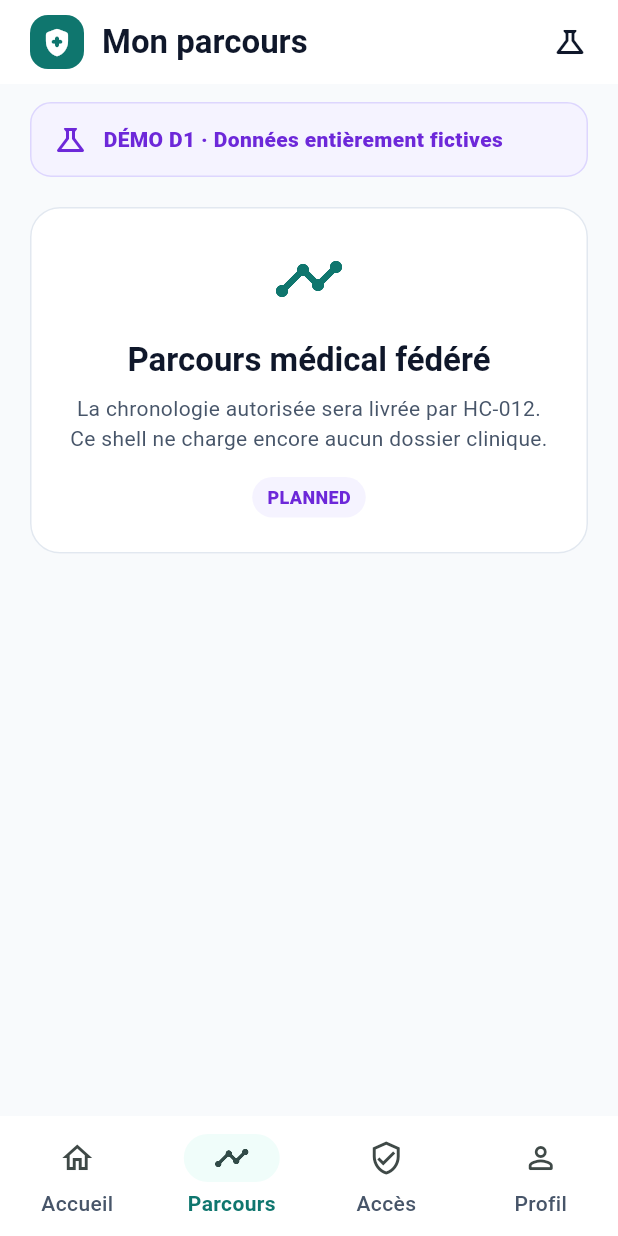
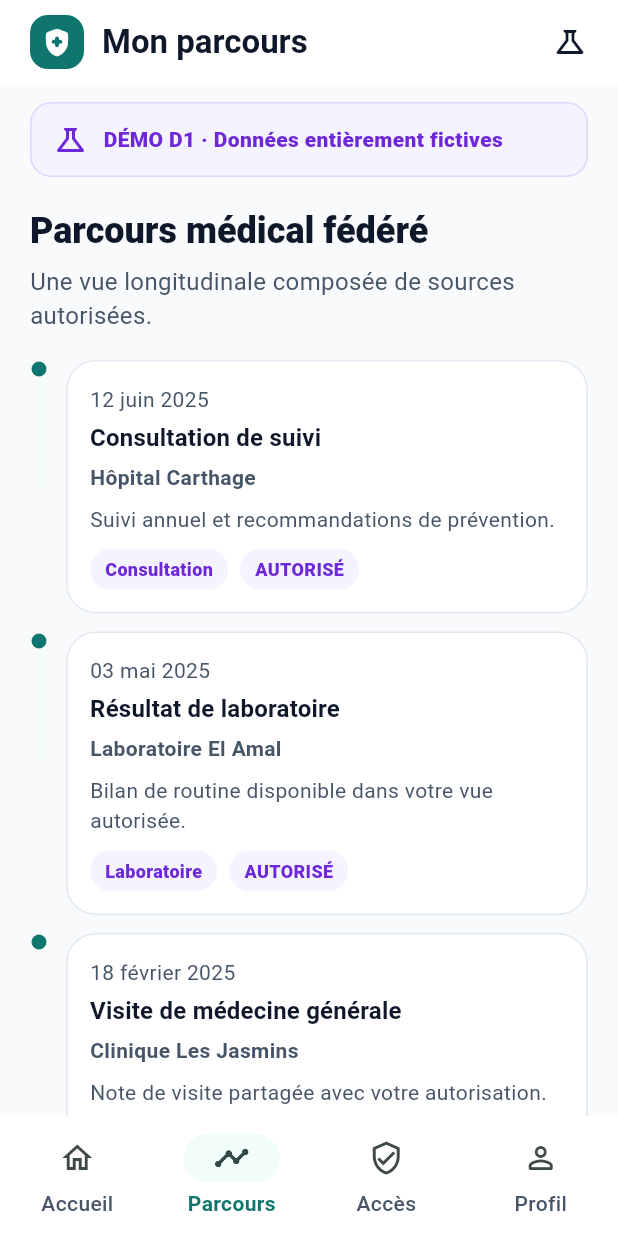
Before and after one commit to Medmas07/Medos, a Flutter app: the screen it shows after launch, item 2 of the bottom bar chosen, on a phone screen of 412 x 824 dp. Run offline on Flutter 3.47's test engine with Material 3 defaults, Android fonts, the phone set to English and light mode, and no system bars.

Commit message:
feat(patient): add D1 federated medical timeline
Render a deterministic longitudinal authorized view from fictional organizations, with explicit D1 demo labeling, per-event authorization status, and widget coverage. Keep the Patient App limited to presentation fixtures without Hospital Node persistence access.

```diff
--- a/apps/mobile/patient/lib/demo/canonical_patient.dart
+++ b/apps/mobile/patient/lib/demo/canonical_patient.dart
@@ -24,3 +24,43 @@ const demoPatient = CanonicalPatientPreview(
   lastName: 'Mansouri',
   city: 'Tunis',
 );
+
+class CanonicalTimelineEvent {
+  const CanonicalTimelineEvent({
+    required this.date,
+    required this.title,
+    required this.organization,
+    required this.summary,
+    required this.kind,
+  });
+
+  final String date;
+  final String title;
+  final String organization;
+  final String summary;
+  final String kind;
+}
+
+const demoTimeline = <CanonicalTimelineEvent>[
+  CanonicalTimelineEvent(
+    date: '12 juin 2025',
+    title: 'Consultation de suivi',
+    organization: 'Hôpital Carthage',
+    summary: 'Suivi annuel et recommandations de prévention.',
+    kind: 'Consultation',
+  ),
+  CanonicalTimelineEvent(
+    date: '03 mai 2025',
+    title: 'Résultat de laboratoire',
+    organization: 'Laboratoire El Amal',
+    summary: 'Bilan de routine disponible dans votre vue autorisée.',
+    kind: 'Laboratoire',
+  ),
+  CanonicalTimelineEvent(
+    date: '18 février 2025',
+    title: 'Visite de médecine générale',
+    organization: 'Clinique Les Jasmins',
+    summary: 'Note de visite partagée avec votre autorisation.',
+    kind: 'Consultation',
+  ),
+];
--- a/apps/mobile/patient/lib/presentation/patient_shell.dart
+++ b/apps/mobile/patient/lib/presentation/patient_shell.dart
@@ -158,12 +158,7 @@ class _ContentView extends StatelessWidget {
   Widget build(BuildContext context) {
     final content = switch (index) {
       0 => const _DashboardContent(),
-      1 => const _PlannedContent(
-        icon: Icons.timeline_rounded,
-        title: 'Parcours médical fédéré',
-        message:
-            'La chronologie autorisée sera livrée par HC-012. Ce shell ne charge encore aucun dossier clinique.',
-      ),
+      1 => const _TimelineContent(),
       2 => const _PlannedContent(
         icon: Icons.shield_outlined,
         title: 'Consentements et accès',
@@ -395,6 +390,92 @@ class _ProfileContent extends StatelessWidget {
   }
 }
 
+class _TimelineContent extends StatelessWidget {
+  const _TimelineContent();
+
+  @override
+  Widget build(BuildContext context) {
+    return Column(
+      crossAxisAlignment: CrossAxisAlignment.start,
+      children: [
+        Text(
+          'Parcours médical fédéré',
+          style: Theme.of(context).textTheme.headlineSmall,
+        ),
+        const SizedBox(height: 6),
+        const Text(
+          'Une vue longitudinale composée de sources autorisées.',
+          style: TextStyle(color: PatientColors.muted, fontSize: 16),
+        ),
+        const SizedBox(height: 18),
+        for (var index = 0; index < demoTimeline.length; index++)
+          _TimelineEventCard(
+            event: demoTimeline[index],
+            isLast: index == demoTimeline.length - 1,
+          ),
+      ],
+    );
+  }
+}
+
+class _TimelineEventCard extends StatelessWidget {
+  const _TimelineEventCard({required this.event, required this.isLast});
+
+  final CanonicalTimelineEvent event;
+  final bool isLast;
+
+  @override
+  Widget build(BuildContext context) {
+    return Padding(
+      padding: EdgeInsets.only(bottom: isLast ? 0 : 12),
+      child: Row(
+        crossAxisAlignment: CrossAxisAlignment.start,
+        children: [
+          Column(
+            children: [
+              const Icon(Icons.circle, size: 12, color: PatientColors.brand),
+              if (!isLast)
+                Container(
+                  width: 2,
+                  height: 72,
+                  color: PatientColors.brandSoft,
+                ),
+            ],
+          ),
+          const SizedBox(width: 12),
+          Expanded(
+            child: Card(
+              child: Padding(
+                padding: const EdgeInsets.all(16),
+                child: Column(
+                  crossAxisAlignment: CrossAxisAlignment.start,
+                  children: [
+                    Text(event.date, style: const TextStyle(color: PatientColors.muted)),
+                    const SizedBox(height: 4),
+                    Text(event.title, style: Theme.of(context).textTheme.titleMedium),
+                    const SizedBox(height: 4),
+                    Text(event.organization, style: const TextStyle(fontWeight: FontWeight.w700)),
+                    const SizedBox(height: 8),
+                    Text(event.summary),
+                    const SizedBox(height: 10),
+                    Row(
+                      children: [
+                        _StatusPill(label: event.kind),
+                        const SizedBox(width: 8),
+                        const _StatusPill(label: 'AUTORISÉ'),
+                      ],
+                    ),
+                  ],
+                ),
+              ),
+            ),
+          ),
+        ],
+      ),
+    );
+  }
+}
+
 class _PlannedContent extends StatelessWidget {
   const _PlannedContent({
     required this.icon,
```
Also changed, not shown: 2 other files.
